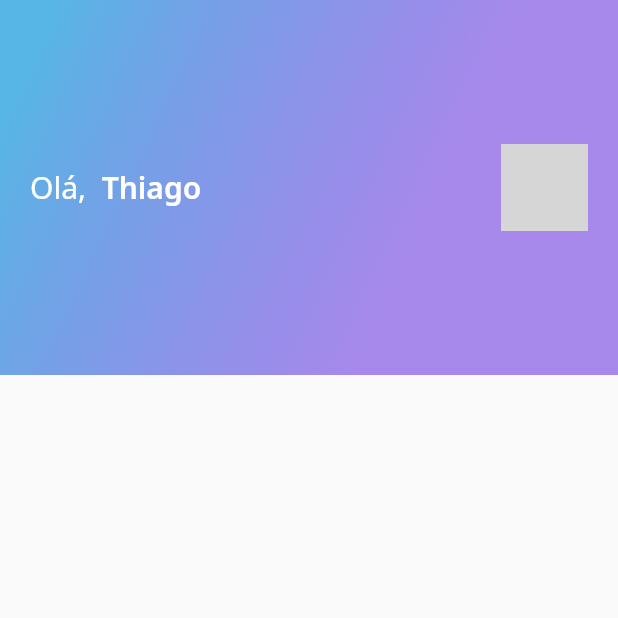
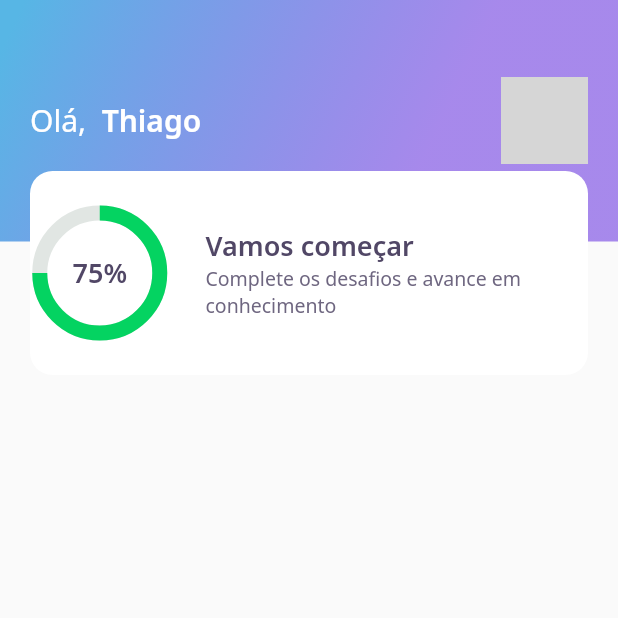
Before and after one commit to s7Thiago/devquiz, a Flutter app: the screen it shows after launch, on a phone screen of 412 x 824 dp, the top half of it. Run offline on Flutter 3.47's test engine with Material 2 defaults, Android fonts, the phone set to English and light mode, and no system bars; our stand-ins replace google_fonts; network calls fail; grey boxes are pictures that could not be loaded.

Commit message:
Day 1 - ScoreCard implemented

```diff
--- a/lib/home/widgets/app_bar_widget.dart
+++ b/lib/home/widgets/app_bar_widget.dart
@@ -1,5 +1,6 @@
 import 'package:devquiz/core/app_gradients.dart';
 import 'package:devquiz/core/app_text_styles.dart';
+import 'package:devquiz/home/widgets/score_card/score_card_widget.dart';
 import 'package:flutter/material.dart';
 
 class AppBarWidget extends PreferredSize {
@@ -8,9 +9,13 @@ class AppBarWidget extends PreferredSize {
           preferredSize: Size.fromHeight(250),
           child: Container(
             height: 250,
+            child: Stack(
+              children: [
+                Container(
+                  height: 161,
+                  width: double.maxFinite,
+                  padding: const EdgeInsets.symmetric(horizontal: 20),
                   decoration: BoxDecoration(gradient: AppGradients.linear),
-            child: Padding(
-              padding: const EdgeInsets.symmetric(horizontal: 20),
                   child: Row(
                     mainAxisAlignment: MainAxisAlignment.spaceBetween,
                     children: [
@@ -40,6 +45,11 @@ class AppBarWidget extends PreferredSize {
                     ],
                   ),
                 ),
+                Align(
+                  alignment: Alignment(0.0, 1.0),
+                  child: ScoreCardWidget()),
+              ],
+            ),
           ),
         );
 }
--- /dev/null
+++ b/lib/home/widgets/chart/chart_widget.dart
@@ -0,0 +1,31 @@
+import 'package:devquiz/core/app_colors.dart';
+import 'package:devquiz/core/app_text_styles.dart';
+import 'package:flutter/material.dart';
+
+class ChartWidget extends StatelessWidget {
+  @override
+  Widget build(BuildContext context) {
+    return Container(
+      height: 80,
+      width: 80,
+      child: Stack(
+        children: [
+          Center(
+            child: Container(
+              height: 80,
+              width: 80,
+              child: CircularProgressIndicator(
+                strokeWidth: 10,
+                value: .75,
+                backgroundColor: AppColors.chartSecondary,
+                valueColor:
+                    AlwaysStoppedAnimation<Color>(AppColors.chartPrimary),
+              ),
+            ),
+          ),
+          Center(child: Text('75%', style: AppTextStyles.heading)),
+        ],
+      ),
+    );
+  }
+}
--- /dev/null
+++ b/lib/home/widgets/score_card/score_card_widget.dart
@@ -0,0 +1,48 @@
+import 'package:devquiz/core/app_colors.dart';
+import 'package:devquiz/core/app_text_styles.dart';
+import 'package:devquiz/home/widgets/chart/chart_widget.dart';
+import 'package:flutter/material.dart';
+
+class ScoreCardWidget extends StatelessWidget {
+  @override
+  Widget build(BuildContext context) {
+    return Padding(
+      padding: const EdgeInsets.symmetric(horizontal: 20),
+      child: Container(
+        height: 136,
+        decoration: BoxDecoration(
+          color: AppColors.white,
+          borderRadius: BorderRadius.circular(15),
+        ),
+        child: Row(
+          crossAxisAlignment: CrossAxisAlignment.center,
+          children: [
+            Expanded(
+              flex: 1,
+              child: Container(
+                width: 80,
+                height: 80,
+                child: ChartWidget(),
+              ),
+            ),
+            Expanded(
+              flex: 3,
+              child: Padding(
+                padding: const EdgeInsets.only(left: 24),
+                child: Column(
+                  crossAxisAlignment: CrossAxisAlignment.start,
+                  mainAxisAlignment: MainAxisAlignment.center,
+                  children: [
+                    Text('Vamos começar', style: AppTextStyles.heading),
+                    Text('Complete os desafios e avance em conhecimento',
+                        style: AppTextStyles.body),
+                  ],
+                ),
+              ),
+            )
+          ],
+        ),
+      ),
+    );
+  }
+}
```
Lines whose indentation alone changed are shown as unchanged.
